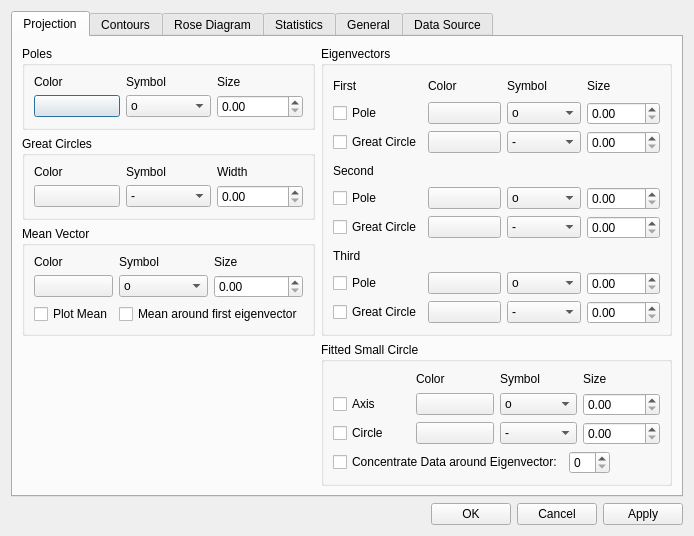
Qt form ui_files/plane_properties.ui (spamlab-iee/os) before a commit.
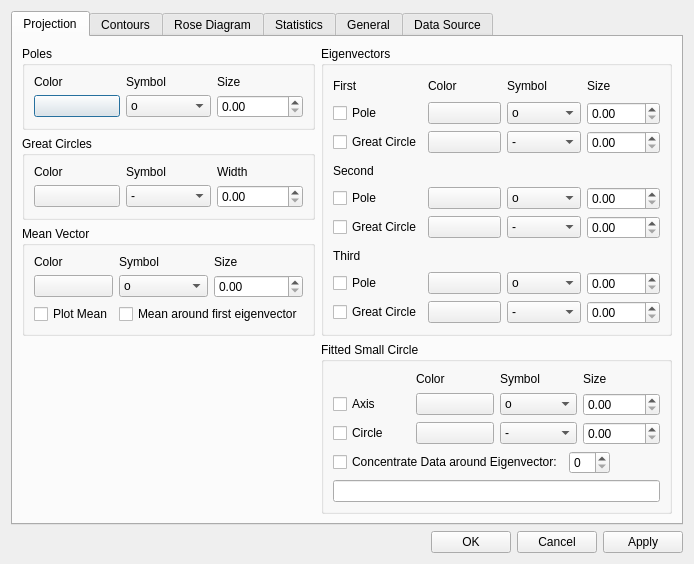
The same form after that commit.

Commit message: added small circle data for the properties dialog [build]

Patch:
```diff
--- a/ui_files/plane_properties.ui
+++ b/ui_files/plane_properties.ui
@@ -7,7 +7,7 @@
     <x>0</x>
     <y>0</y>
     <width>632</width>
-    <height>502</height>
+    <height>541</height>
    </rect>
   </property>
   <property name="windowTitle">
@@ -1176,6 +1176,9 @@
             </item>
            </layout>
           </item>
+          <item>
+           <widget class="QLineEdit" name="prop_data_smallcircle"/>
+          </item>
          </layout>
         </widget>
        </item>
```
Left out of the diff: 2 changed lines with no effect on the pictures. The commit also changes 7 other files.
